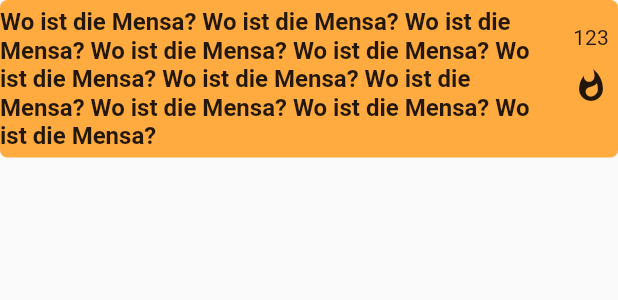
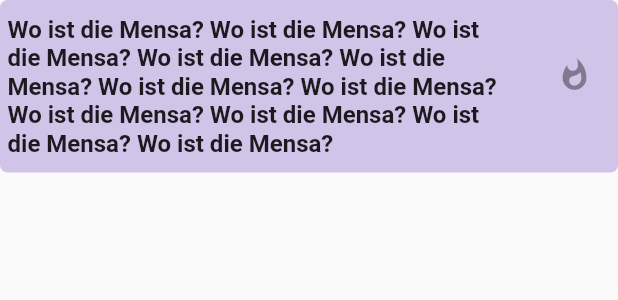
Before and after one commit to JapanNeinpan/mentor-chatbot, a Flutter app: the QuestionCard widget shown alone on an empty page, opened directly, on a phone screen of 412 x 824 dp. Shown: the top 300 px of the screen. Run offline on Flutter 3.47's test engine with Material 2 defaults, Android fonts, the phone set to English and light mode, and no system bars; our stand-ins replace bubble.

Commit message:
Update question_card.dart

```diff
--- a/lib/widgets/question_card.dart
+++ b/lib/widgets/question_card.dart
@@ -1,8 +1,9 @@
 import 'package:flutter/material.dart';
 
 class QuestionCard extends StatefulWidget {
-  QuestionCard({this.question});
+  QuestionCard({this.question, this.questionDetails});
   final String question;
+  final String questionDetails;
   @override
   State<StatefulWidget> createState() => new QuestionCardState();
 }
@@ -15,10 +16,10 @@ class QuestionCardState extends State<QuestionCard> {
     return Container(
       decoration: BoxDecoration(
         borderRadius: BorderRadius.circular(5),
-        color: Colors.orangeAccent,
+        color: Theme.of(context).primaryColorLight,
       ),
       child: ListTileTheme(
-        contentPadding: EdgeInsets.all(0),
+        contentPadding: EdgeInsets.all(5),
         child: ExpansionTile(
           backgroundColor: new Color.fromRGBO(255, 255, 255, 0.0),
           title: Text(
@@ -29,34 +30,39 @@ class QuestionCardState extends State<QuestionCard> {
           ),
           trailing: Column(
             mainAxisAlignment: MainAxisAlignment.center,
+            mainAxisSize: MainAxisSize.max,
             children: <Widget>[
-              Text(hotness.toString()),
-              ToggleButtons(
-                renderBorder: false,
-                borderRadius: BorderRadius.circular(100),
-                constraints: BoxConstraints.tight(Size(36, 36)),
-                isSelected: _selections,
-                children: <Widget>[
-                  Icon(
-                    Icons.whatshot,
-                  ),
-                ],
-                onPressed: (int index) {
-                  setState(() {
-                    _selections[index] = !_selections[index];
-                    _selections[index] ? hotness++ : --hotness;
-                  });
-                },
+//              Text(hotness.toString()),
+              IconButton(
+                icon: Icon(Icons.whatshot),
               ),
+//              ToggleButtons(
+//                renderBorder: false,
+//                borderRadius: BorderRadius.circular(100),
+//                constraints: BoxConstraints.tight(Size(36, 36)),
+//                isSelected: _selections,
+//                children: <Widget>[
+//                  Icon(
+//                    Icons.whatshot,
+//                  ),
+//                ],
+//                onPressed: (int index) {
+//                  setState(() {
+//                    _selections[index] = !_selections[index];
+//                    _selections[index] ? hotness++ : --hotness;
+//                  });
+//                },
+//              ),
             ],
           ),
           children: <Widget>[
             Container(
+              padding: EdgeInsets.all(5),
               child: Column(
                 children: <Widget>[
                   Row(
                     children: <Widget>[
-                      Text("Details zu der Frage"),
+                      Text(widget.questionDetails),
                     ],
                   ),
                   Row(
```
